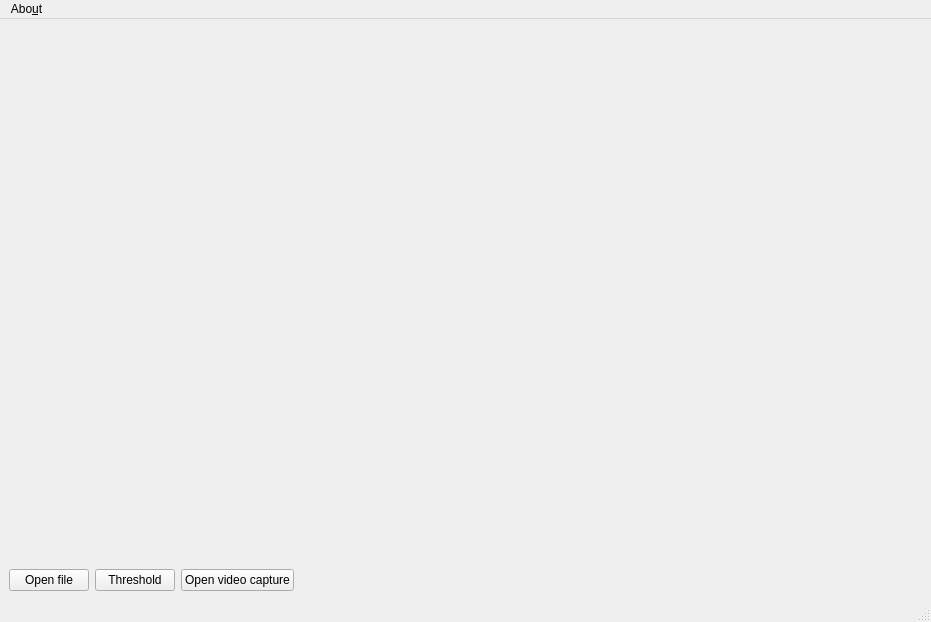
Qt form data/qt/MainWindow.ui (gstiebler/vision_workbench) before a commit.
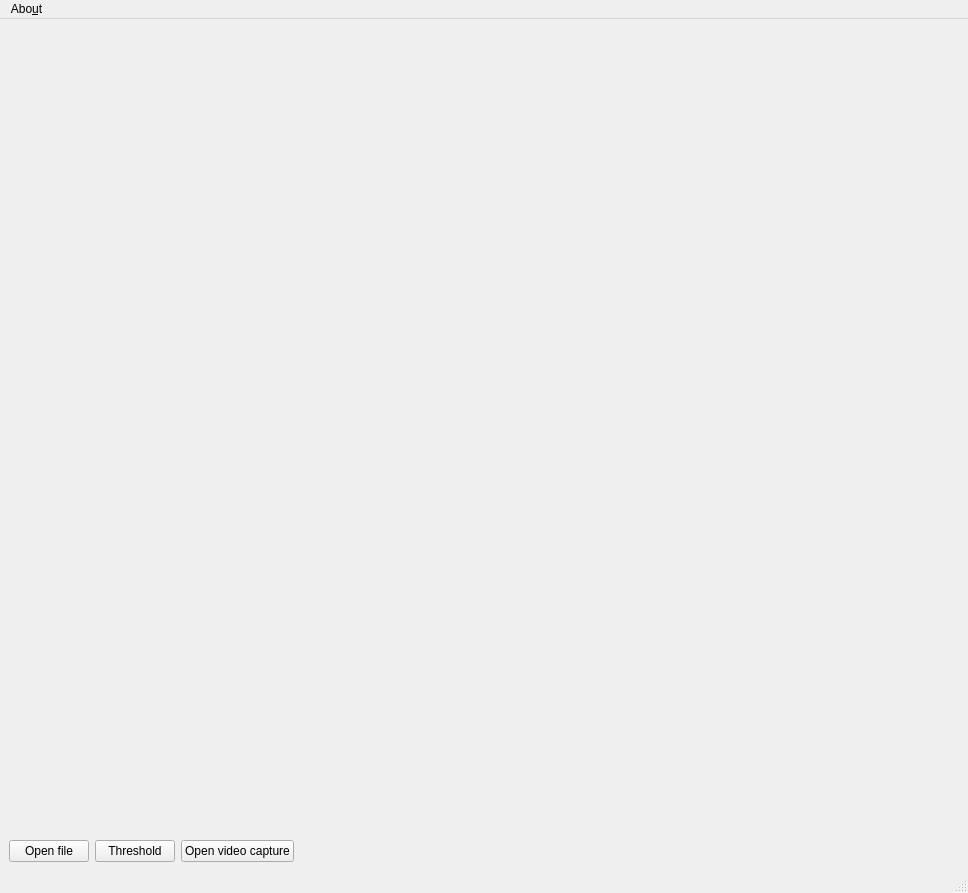
The same form after that commit.

Commit message: Showing scaled images

The edit to the form file:
```diff
--- a/data/qt/MainWindow.ui
+++ b/data/qt/MainWindow.ui
@@ -6,8 +6,8 @@
    <rect>
     <x>0</x>
     <y>0</y>
-    <width>931</width>
-    <height>622</height>
+    <width>968</width>
+    <height>287</height>
    </rect>
   </property>
   <property name="windowTitle">
@@ -23,8 +23,39 @@
         <verstretch>0</verstretch>
        </sizepolicy>
       </property>
+      <property name="minimumSize">
+       <size>
+        <width>0</width>
+        <height>400</height>
+       </size>
+      </property>
       <property name="text">
        <string/>
+      </property>
+      <property name="scaledContents">
+       <bool>false</bool>
+      </property>
+     </widget>
+    </item>
+    <item>
+     <widget class="QLabel" name="dstImageLabel">
+      <property name="sizePolicy">
+       <sizepolicy hsizetype="Preferred" vsizetype="Expanding">
+        <horstretch>0</horstretch>
+        <verstretch>0</verstretch>
+       </sizepolicy>
+      </property>
+      <property name="minimumSize">
+       <size>
+        <width>0</width>
+        <height>400</height>
+       </size>
+      </property>
+      <property name="text">
+       <string/>
+      </property>
+      <property name="scaledContents">
+       <bool>true</bool>
       </property>
      </widget>
     </item>
@@ -73,7 +104,7 @@
     <rect>
      <x>0</x>
      <y>0</y>
-     <width>931</width>
+     <width>968</width>
      <height>30</height>
     </rect>
    </property>
```
The commit also changes 4 other files.
